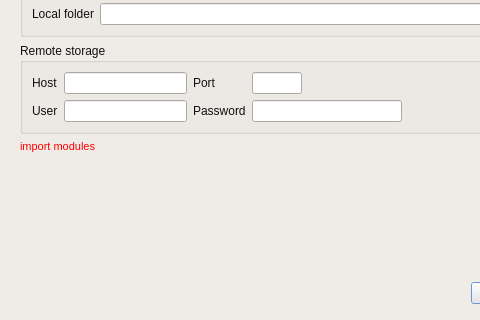
ALBA-Synchrotron/IcepapCMS, file icepapcms/gui/ui/dialogpreferences.ui: the form before one commit; both pictures show x 0 to 480 and y 148 to 468 of the 562 by 468 pixel window.
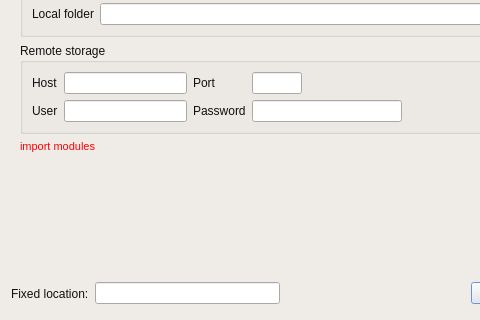
The form after the commit. The open tabs and pages were chosen to show the change. Icons and pictures are not drawn.

Commit message: feat: add fixed location feature

Patch:
```diff
--- a/icepapcms/gui/ui/dialogpreferences.ui
+++ b/icepapcms/gui/ui/dialogpreferences.ui
@@ -166,15 +166,6 @@
        </color>
       </brush>
      </colorrole>
-     <colorrole role="PlaceholderText">
-      <brush brushstyle="NoBrush">
-       <color alpha="128">
-        <red>16</red>
-        <green>16</green>
-        <blue>16</blue>
-       </color>
-      </brush>
-     </colorrole>
     </active>
     <inactive>
      <colorrole role="WindowText">
@@ -330,15 +321,6 @@
        </color>
       </brush>
      </colorrole>
-     <colorrole role="PlaceholderText">
-      <brush brushstyle="NoBrush">
-       <color alpha="128">
-        <red>16</red>
-        <green>16</green>
-        <blue>16</blue>
-       </color>
-      </brush>
-     </colorrole>
     </inactive>
     <disabled>
      <colorrole role="WindowText">
@@ -494,15 +476,6 @@
        </color>
       </brush>
      </colorrole>
-     <colorrole role="PlaceholderText">
-      <brush brushstyle="NoBrush">
-       <color alpha="128">
-        <red>16</red>
-        <green>16</green>
-        <blue>16</blue>
-       </color>
-      </brush>
-     </colorrole>
     </disabled>
    </palette>
   </property>
@@ -1166,6 +1139,16 @@
      <property name="bottomMargin">
       <number>0</number>
      </property>
+     <item>
+      <widget class="QLabel" name="fixed_location_label">
+       <property name="text">
+        <string>Fixed location:</string>
+       </property>
+      </widget>
+     </item>
+     <item>
+      <widget class="QLineEdit" name="txtFixedLocationEdit"/>
+     </item>
      <item>
       <spacer>
        <property name="orientation">
```
Left out of the diff: 29 changed lines with no effect on the pictures. The commit also changes 3 other files.
